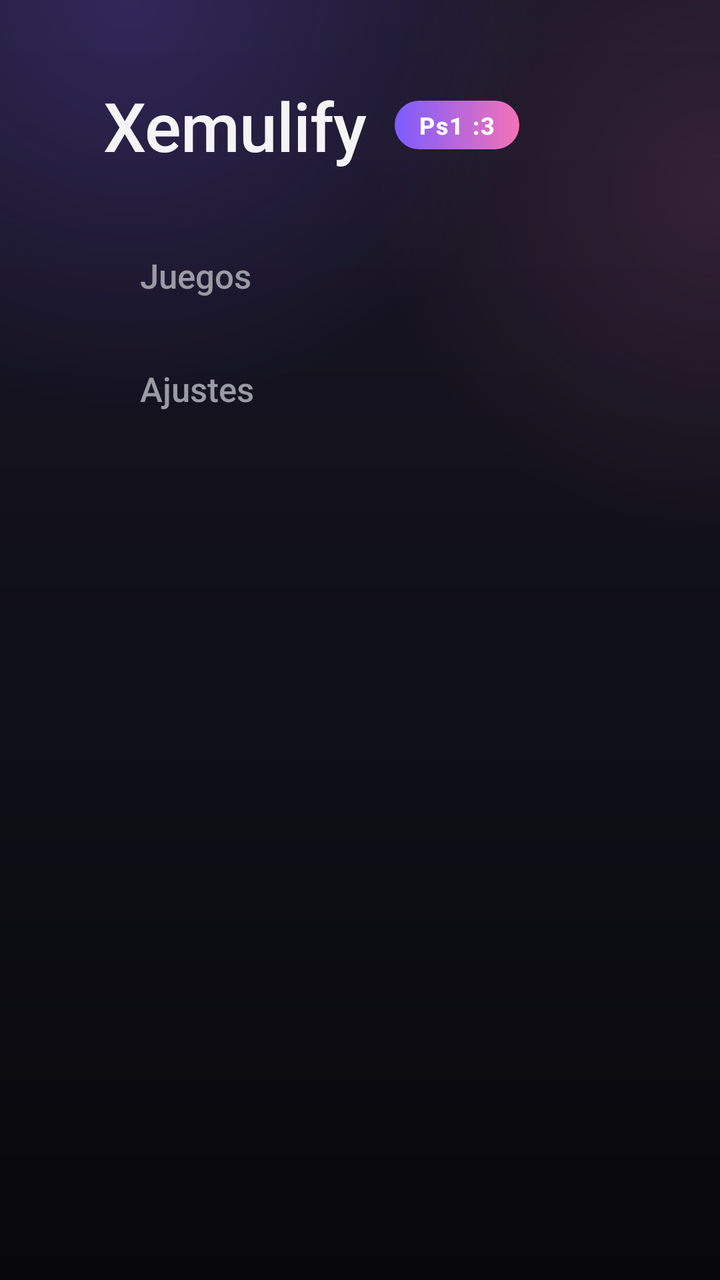
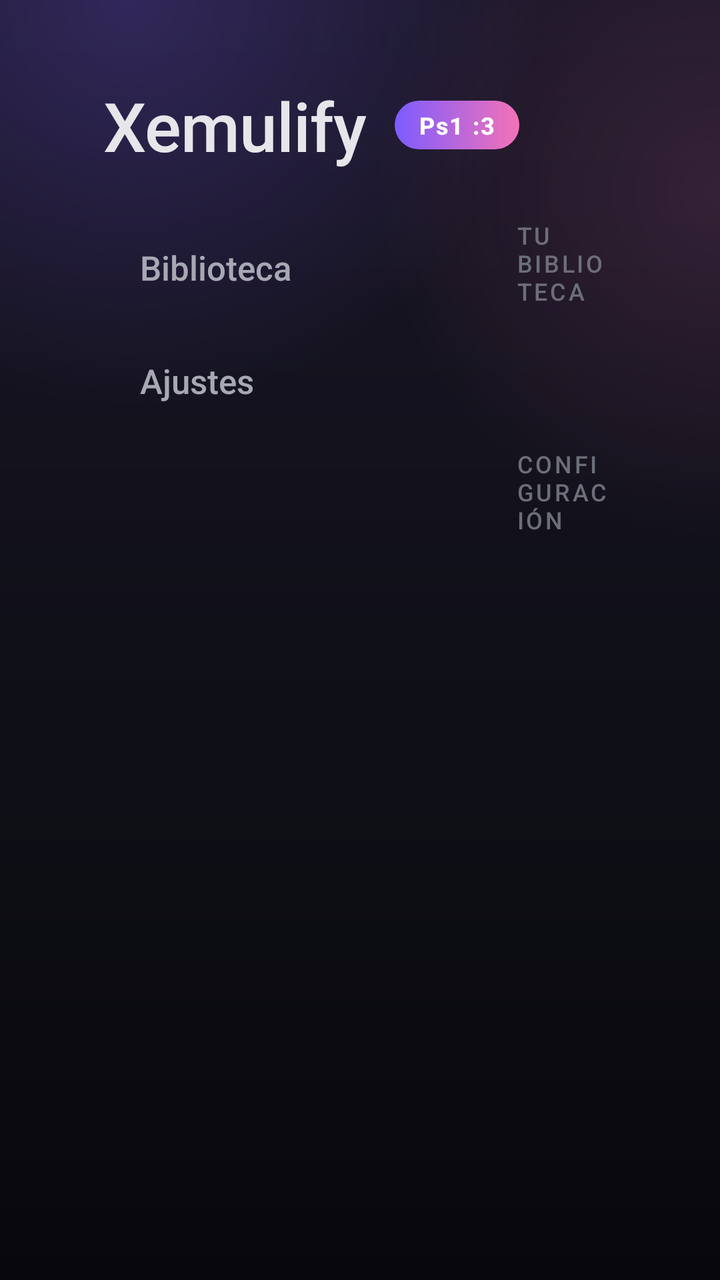

Two renders of the same Android screen: before a commit and after it. Below are the layout's source before the change and the commit's diff.
<!-- AndroidManifest.xml: application theme Theme.Xemulify -->
<!-- res/layout/activity_main.xml -->
<?xml version="1.0" encoding="utf-8"?>
<LinearLayout xmlns:android="http://schemas.android.com/apk/res/android"
    xmlns:tools="http://schemas.android.com/tools"
    android:id="@+id/home_root"
    android:layout_width="match_parent"
    android:layout_height="match_parent"
    android:orientation="vertical"
    android:background="@drawable/bg_home"
    android:paddingLeft="52dp"
    android:paddingTop="40dp"
    android:paddingRight="52dp"
    android:paddingBottom="28dp"
    tools:context=".MainActivity">

    
    <LinearLayout
        android:layout_width="match_parent"
        android:layout_height="wrap_content"
        android:orientation="horizontal"
        android:gravity="center_vertical"
        android:layout_marginBottom="28dp">

        <TextView
            android:layout_width="wrap_content"
            android:layout_height="wrap_content"
            android:text="@string/app_name"
            android:textColor="@color/text_primary"
            android:textSize="34sp"
            android:fontFamily="sans-serif-medium"
            android:letterSpacing="-0.01" />

        <TextView
            android:layout_width="wrap_content"
            android:layout_height="wrap_content"
            android:layout_marginStart="14dp"
            android:text="Ps1 :3"
            android:textColor="#FFFFFF"
            android:textSize="12sp"
            android:textStyle="bold"
            android:fontFamily="sans-serif-medium"
            android:letterSpacing="0.06"
            android:background="@drawable/bg_ps1_pill"
            android:paddingLeft="12dp"
            android:paddingRight="12dp"
            android:paddingTop="4dp"
            android:paddingBottom="4dp" />

        <View
            android:layout_width="0dp"
            android:layout_height="1dp"
            android:layout_weight="1" />

        <TextView
            android:id="@+id/txt_status"
            android:layout_width="wrap_content"
            android:layout_height="wrap_content"
            android:textColor="@color/text_secondary"
            android:textSize="13sp"
            android:fontFamily="sans-serif" />
    </LinearLayout>

    
    <LinearLayout
        android:layout_width="match_parent"
        android:layout_height="0dp"
        android:layout_weight="1"
        android:orientation="horizontal">

        
        <LinearLayout
            android:layout_width="210dp"
            android:layout_height="match_parent"
            android:orientation="vertical"
            android:paddingEnd="24dp">

            <TextView
                android:id="@+id/nav_games"
                android:layout_width="match_parent"
                android:layout_height="wrap_content"
                android:text="@string/row_games"
                android:textColor="@color/text_secondary"
                android:textSize="17sp"
                android:fontFamily="sans-serif-medium"
                android:background="@drawable/bg_nav_item"
                android:paddingLeft="18dp"
                android:paddingRight="18dp"
                android:paddingTop="13dp"
                android:paddingBottom="13dp"
                android:layout_marginBottom="8dp"
                android:focusable="true"
                android:clickable="true" />

            <TextView
                android:id="@+id/nav_settings"
                android:layout_width="match_parent"
                android:layout_height="wrap_content"
                android:text="@string/row_settings"
                android:textColor="@color/text_secondary"
                android:textSize="17sp"
                android:fontFamily="sans-serif-medium"
                android:background="@drawable/bg_nav_item"
                android:paddingLeft="18dp"
                android:paddingRight="18dp"
                android:paddingTop="13dp"
                android:paddingBottom="13dp"
                android:focusable="true"
                android:clickable="true" />
        </LinearLayout>

        
        <LinearLayout
            android:layout_width="0dp"
            android:layout_height="match_parent"
            android:layout_weight="1"
            android:orientation="vertical">

            <TextView
                android:id="@+id/txt_section"
                android:layout_width="wrap_content"
                android:layout_height="wrap_content"
                android:textColor="@color/text_muted"
                android:textSize="12sp"
                android:fontFamily="sans-serif-medium"
                android:textAllCaps="true"
                android:letterSpacing="0.1"
                android:layout_marginStart="6dp"
                android:layout_marginBottom="14dp" />

            <androidx.recyclerview.widget.RecyclerView
                android:id="@+id/grid"
                android:layout_width="match_parent"
                android:layout_height="0dp"
                android:layout_weight="1"
                android:clipToPadding="false"
                android:paddingBottom="16dp"
                android:scrollbars="none" />
        </LinearLayout>
    </LinearLayout>
</LinearLayout>
<!-- resources referenced by this layout -->
<resources>
  <color name="text_muted">#5E5E68</color>
  <color name="text_primary">#F4F4F6</color>
  <color name="text_secondary">#9A9AA5</color>
  <!-- drawable bg_home (drawable) -->
  <?xml version="1.0" encoding="utf-8"?>
  <layer-list xmlns:android="http://schemas.android.com/apk/res/android">
      
      <item>
          <shape android:shape="rectangle">
              <gradient
                  android:angle="120"
                  android:startColor="#1A1626"
                  android:centerColor="#101019"
                  android:endColor="#08080C" />
          </shape>
      </item>
      
      <item>
          <shape android:shape="rectangle">
              <gradient
                  android:type="radial"
                  android:centerX="0.18"
                  android:centerY="0.0"
                  android:gradientRadius="620"
                  android:startColor="#3D7C5CFF"
                  android:endColor="#007C5CFF" />
          </shape>
      </item>
      
      <item>
          <shape android:shape="rectangle">
              <gradient
                  android:type="radial"
                  android:centerX="1.0"
                  android:centerY="0.15"
                  android:gradientRadius="520"
                  android:startColor="#22F472B6"
                  android:endColor="#00F472B6" />
          </shape>
      </item>
  </layer-list>
  <!-- drawable bg_nav_item (drawable) -->
  <?xml version="1.0" encoding="utf-8"?>
  <selector xmlns:android="http://schemas.android.com/apk/res/android">
      
      <item android:state_focused="true">
          <shape android:shape="rectangle">
              <gradient
                  android:angle="0"
                  android:startColor="#7C5CFF"
                  android:endColor="#9B7BFF" />
              <corners android:radius="14dp" />
          </shape>
      </item>
      
      <item android:state_activated="true">
          <shape android:shape="rectangle">
              <solid android:color="#231C46" />
              <corners android:radius="14dp" />
          </shape>
      </item>
      
      <item>
          <shape android:shape="rectangle">
              <solid android:color="#00000000" />
              <corners android:radius="14dp" />
          </shape>
      </item>
  </selector>
  <!-- drawable bg_ps1_pill (drawable) -->
  <?xml version="1.0" encoding="utf-8"?>
  <shape xmlns:android="http://schemas.android.com/apk/res/android"
      android:shape="rectangle">
      <gradient
          android:angle="0"
          android:startColor="#7C5CFF"
          android:endColor="#F472B6" />
      <corners android:radius="20dp" />
  </shape>
  <string name="app_name">Xemulify</string>
  <string name="row_games">Juegos</string>
  <string name="row_settings">Ajustes</string>
  <style name="Theme.Xemulify" parent="@style/Theme.Leanback">
          <item name="android:windowBackground">@color/amoled_black</item>
          <item name="android:colorBackground">@color/amoled_black</item>
          <item name="android:navigationBarColor">@color/amoled_black</item>
          <item name="android:statusBarColor">@color/amoled_black</item>
      </style>
  <color name="amoled_black">#000000</color>
</resources>

<!-- the commit's change to res/layout/activity_main.xml (unified diff, before → after) -->
@@ -9,7 +9,7 @@
     android:paddingLeft="52dp"
     android:paddingTop="40dp"
     android:paddingRight="52dp"
-    android:paddingBottom="28dp"
+    android:paddingBottom="20dp"
     tools:context=".MainActivity">
 
     
@@ -18,7 +18,7 @@
         android:layout_height="wrap_content"
         android:orientation="horizontal"
         android:gravity="center_vertical"
-        android:layout_marginBottom="28dp">
+        android:layout_marginBottom="24dp">
 
         <TextView
             android:layout_width="wrap_content"
@@ -68,7 +68,7 @@
 
         
         <LinearLayout
-            android:layout_width="210dp"
+            android:layout_width="200dp"
             android:layout_height="match_parent"
             android:orientation="vertical"
             android:paddingEnd="24dp">
@@ -108,32 +108,77 @@
         </LinearLayout>
 
         
-        <LinearLayout
+        <androidx.core.widget.NestedScrollView
+            android:id="@+id/scroll"
             android:layout_width="0dp"
             android:layout_height="match_parent"
             android:layout_weight="1"
-            android:orientation="vertical">
+            android:clipToPadding="false"
+            android:paddingBottom="40dp"
+            android:scrollbars="none">
 
-            <TextView
-                android:id="@+id/txt_section"
-                android:layout_width="wrap_content"
+            <LinearLayout
+                android:layout_width="match_parent"
                 android:layout_height="wrap_content"
-                android:textColor="@color/text_muted"
-                android:textSize="12sp"
-                android:fontFamily="sans-serif-medium"
-                android:textAllCaps="true"
-                android:letterSpacing="0.1"
-                android:layout_marginStart="6dp"
-                android:layout_marginBottom="14dp" />
+                android:orientation="vertical">
 
-            <androidx.recyclerview.widget.RecyclerView
-                android:id="@+id/grid"
-                android:layout_width="match_parent"
-                android:layout_height="0dp"
-                android:layout_weight="1"
-                android:clipToPadding="false"
-                android:paddingBottom="16dp"
-                android:scrollbars="none" />
-        </LinearLayout>
+                
+                <LinearLayout
+                    android:id="@+id/sec_games"
+                    android:layout_width="match_parent"
+                    android:layout_height="wrap_content"
+                    android:orientation="vertical"
+                    android:layout_marginBottom="56dp">
+
+                    <TextView
+                        android:layout_width="wrap_content"
+                        android:layout_height="wrap_content"
+                        android:text="@string/section_games_label"
+                        android:textColor="@color/text_muted"
+                        android:textSize="12sp"
+                        android:fontFamily="sans-serif-medium"
+                        android:textAllCaps="true"
+                        android:letterSpacing="0.1"
+                        android:layout_marginStart="6dp"
+                        android:layout_marginBottom="14dp" />
+
+                    <androidx.recyclerview.widget.RecyclerView
+                        android:id="@+id/grid_games"
+                        android:layout_width="match_parent"
+                        android:layout_height="wrap_content"
+                        android:nestedScrollingEnabled="false"
+                        android:clipToPadding="false"
+                        android:scrollbars="none" />
+                </LinearLayout>
+
+                
+                <LinearLayout
+                    android:id="@+id/sec_settings"
+                    android:layout_width="match_parent"
+                    android:layout_height="wrap_content"
+                    android:orientation="vertical">
+
+                    <TextView
+                        android:layout_width="wrap_content"
+                        android:layout_height="wrap_content"
+                        android:text="@string/section_settings_label"
+                        android:textColor="@color/text_muted"
+                        android:textSize="12sp"
+                        android:fontFamily="sans-serif-medium"
+                        android:textAllCaps="true"
+                        android:letterSpacing="0.1"
+                        android:layout_marginStart="6dp"
+                        android:layout_marginBottom="14dp" />
+
+                    <androidx.recyclerview.widget.RecyclerView
+                        android:id="@+id/grid_settings"
+                        android:layout_width="match_parent"
+                        android:layout_height="wrap_content"
+                        android:nestedScrollingEnabled="false"
+                        android:clipToPadding="false"
+                        android:scrollbars="none" />
+                </LinearLayout>
+            </LinearLayout>
+        </androidx.core.widget.NestedScrollView>
     </LinearLayout>
 </LinearLayout>
<!-- resource entries referenced after the edit -->
@@ -1,8 +1,8 @@
 <!-- resources referenced by this layout -->
 <resources>
-  <color name="text_muted">#5E5E68</color>
-  <color name="text_primary">#F4F4F6</color>
-  <color name="text_secondary">#9A9AA5</color>
+  <color name="text_muted">#6C6E79</color>
+  <color name="text_primary">#E6E6EA</color>
+  <color name="text_secondary">#A6A8B4</color>
   <!-- drawable bg_home (drawable) -->
   <?xml version="1.0" encoding="utf-8"?>
   <layer-list xmlns:android="http://schemas.android.com/apk/res/android">
@@ -80,14 +80,16 @@
       <corners android:radius="20dp" />
   </shape>
   <string name="app_name">Xemulify</string>
-  <string name="row_games">Juegos</string>
+  <string name="row_games">Biblioteca</string>
   <string name="row_settings">Ajustes</string>
+  <string name="section_games_label">Tu biblioteca</string>
+  <string name="section_settings_label">Configuración</string>
   <style name="Theme.Xemulify" parent="@style/Theme.Leanback">
           <item name="android:windowBackground">@color/amoled_black</item>
           <item name="android:colorBackground">@color/amoled_black</item>
           <item name="android:navigationBarColor">@color/amoled_black</item>
           <item name="android:statusBarColor">@color/amoled_black</item>
       </style>
-  <color name="amoled_black">#000000</color>
+  <color name="amoled_black">#0D0E10</color>
 </resources>
 
